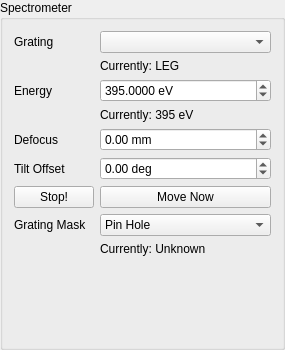
Old version of the form source/ui/REIXS/REIXSXESSpectrometerControlEditor.ui in the repository acquaman/acquaman.
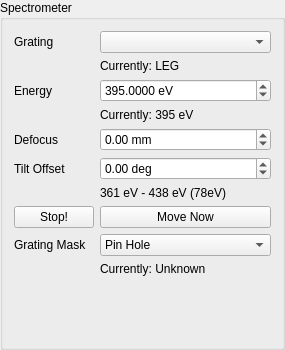
New version of the form. Icons and pictures are not drawn.

Commit message: Added calculated energy range (detector window size) to sidebar spectromtere contol editor

```diff
--- a/source/ui/REIXS/REIXSXESSpectrometerControlEditor.ui
+++ b/source/ui/REIXS/REIXSXESSpectrometerControlEditor.ui
@@ -128,7 +128,14 @@
      </property>
     </widget>
    </item>
-   <item row="6" column="0">
+   <item row="6" column="1">
+    <widget class="QLabel" name="energyRangeLabel">
+     <property name="text">
+      <string>361 eV - 438 eV (78eV)</string>
+     </property>
+    </widget>
+   </item>
+   <item row="7" column="0">
     <widget class="QPushButton" name="stopButton">
      <property name="text">
       <string>Stop!</string>
@@ -139,7 +146,7 @@
      </property>
     </widget>
    </item>
-   <item row="6" column="1">
+   <item row="7" column="1">
     <widget class="QPushButton" name="moveNowButton">
      <property name="text">
       <string>Move Now</string>
@@ -150,14 +157,14 @@
      </property>
     </widget>
    </item>
-   <item row="8" column="0">
+   <item row="9" column="0">
     <widget class="QLabel" name="label">
      <property name="text">
       <string>Grating Mask</string>
      </property>
     </widget>
    </item>
-   <item row="8" column="1">
+   <item row="9" column="1">
     <widget class="QComboBox" name="maskComboBox">
      <item>
       <property name="text">
@@ -191,7 +198,7 @@
      </item>
     </widget>
    </item>
-   <item row="9" column="1">
+   <item row="10" column="1">
     <widget class="QLabel" name="maskFeedbackLabel">
      <property name="text">
       <string>Currently: Unknown</string>
```
